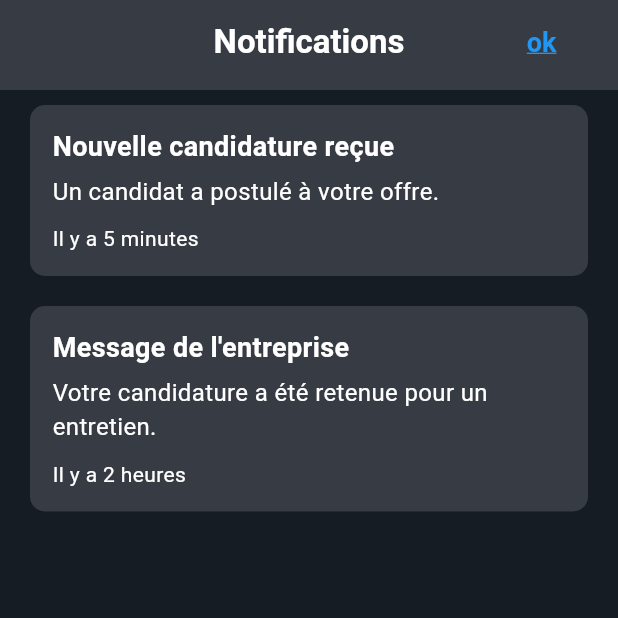
After one commit to algosup/2023-2024-project-5-flutter-team-5, a Flutter app: the NotificationPage screen opened directly, on a phone screen of 412 x 824 dp, the top half of it. The commit adds this screen. Run offline on Flutter 3.47's test engine with Material 3 defaults, Android fonts, the phone set to English and light mode, and no system bars; our stand-ins replace csc_picker, flutter_card_swiper, fluttertoast.

Commit message:
add notification page

```diff
--- a/App/lib/main.dart
+++ b/App/lib/main.dart
@@ -8,6 +8,7 @@ import 'package:adopte_un_candidat/useful.dart';
 import 'package:adopte_un_candidat/profileview.dart';
 import 'package:adopte_un_candidat/message.dart';
 import 'package:adopte_un_candidat/matchpage.dart';
+import 'package:adopte_un_candidat/notification_page.dart';
 
 // Main function
 void main() {
--- a/App/lib/matchpage.dart
+++ b/App/lib/matchpage.dart
@@ -7,6 +7,7 @@ import 'package:adopte_un_candidat/profileview.dart';
 import 'package:adopte_un_candidat/useful.dart';
 import 'package:adopte_un_candidat/message.dart';
 import 'package:adopte_un_candidat/filterpage.dart';
+import 'package:adopte_un_candidat/notification_page.dart';
 
 class _Profile {
   final String name;
@@ -297,9 +298,11 @@ class TopAppBar1 extends StatelessWidget {
             children: [
               GestureDetector(  // notification button
                 key: buttonNotification_Home,
-                onTap: () {
-                  // Handle right button 1 tap
-                },
+                onTap: () => Navigator.of(context).push(
+                    MaterialPageRoute(
+                      builder: (context) => NotificationPage(),
+                    ),
+                  ),
                 child: Padding(
                   padding: const EdgeInsets.only(right: 40),
                   child: Image.asset(
--- /dev/null
+++ b/App/lib/notification_page.dart
@@ -0,0 +1,119 @@
+import 'package:flutter/material.dart';
+import 'package:provider/provider.dart';
+import 'package:adopte_un_candidat/useful.dart';
+
+class NotificationPage extends StatefulWidget {
+  @override
+  _NotificationPageState createState() => _NotificationPageState();
+}
+
+class _NotificationPageState extends State<NotificationPage> {
+  Themes themes = Themes();
+
+  @override
+  Widget build(BuildContext context) {
+    return Scaffold(
+      backgroundColor: themes.currentTheme.colorScheme.primary,
+      appBar: PreferredSize(
+        preferredSize: const Size.fromHeight(60.0),
+        child: AppBar(
+          automaticallyImplyLeading: false,
+          backgroundColor: themes.currentTheme.colorScheme.secondary,
+          title: Stack(
+            alignment: Alignment.center,
+            children: [
+              Align(
+                alignment: Alignment.center,
+                child: Text(
+                  'Notifications',
+                  style: TextStyle(
+                    color: themes.currentTheme.colorScheme.onPrimary,
+                    fontWeight: FontWeight.bold,
+                  ),
+                ),
+              ),
+              Align(
+                alignment: Alignment.centerRight,
+                child: GestureDetector(
+                  onTap: () => Navigator.of(context).pop(),
+                  child: Container(
+                    margin: const EdgeInsets.only(right: 25),
+                    child: const Text(
+                      'ok',
+                      style: TextStyle(
+                        color: Colors.blue,
+                        fontWeight: FontWeight.bold,
+                        fontSize: 18,
+                        decoration: TextDecoration.underline,
+                        decorationColor: Colors.blue,
+                      ),
+                    ),
+                  ),
+                ),
+              ),
+            ],
+          ),
+        ),
+      ),
+      body: ListView(
+        children: [
+          _buildNotificationItem(
+            title: 'Nouvelle candidature reçue',
+            subtitle: 'Un candidat a postulé à votre offre.',
+            timestamp: 'Il y a 5 minutes',
+          ),
+          _buildNotificationItem(
+            title: 'Message de l\'entreprise',
+            subtitle: 'Votre candidature a été retenue pour un entretien.',
+            timestamp: 'Il y a 2 heures',
+          ),
+          // Ajoutez plus de notifications ici
+        ],
+      ),
+    );
+  }
+
+  Widget _buildNotificationItem({
+    required String title,
+    required String subtitle,
+    required String timestamp,
+  }) {
+    return Container(
+      margin: const EdgeInsets.symmetric(vertical: 10, horizontal: 20),
+      padding: const EdgeInsets.all(15),
+      decoration: BoxDecoration(
+        color: themes.currentTheme.colorScheme.secondary,
+        borderRadius: BorderRadius.circular(10),
+      ),
+      child: Column(
+        crossAxisAlignment: CrossAxisAlignment.start,
+        children: [
+          Text(
+            title,
+            style: TextStyle(
+              color: themes.currentTheme.colorScheme.onPrimary,
+              fontWeight: FontWeight.bold,
+              fontSize: 18,
+            ),
+          ),
+          const SizedBox(height: 5),
+          Text(
+            subtitle,
+            style: TextStyle(
+              color: themes.currentTheme.colorScheme.onPrimary,
+              fontSize: 16,
+            ),
+          ),
+          const SizedBox(height: 10),
+          Text(
+            timestamp,
+            style: TextStyle(
+              color: themes.currentTheme.colorScheme.onPrimary,
+              fontSize: 14,
+            ),
+          ),
+        ],
+      ),
+    );
+  }
+}
```
